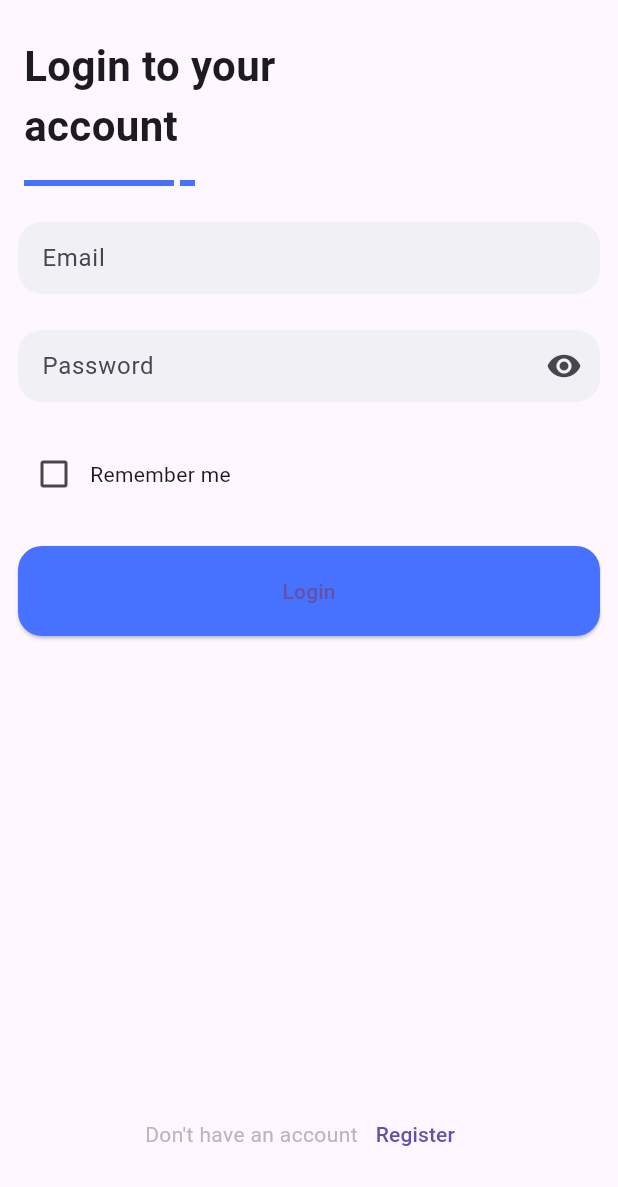
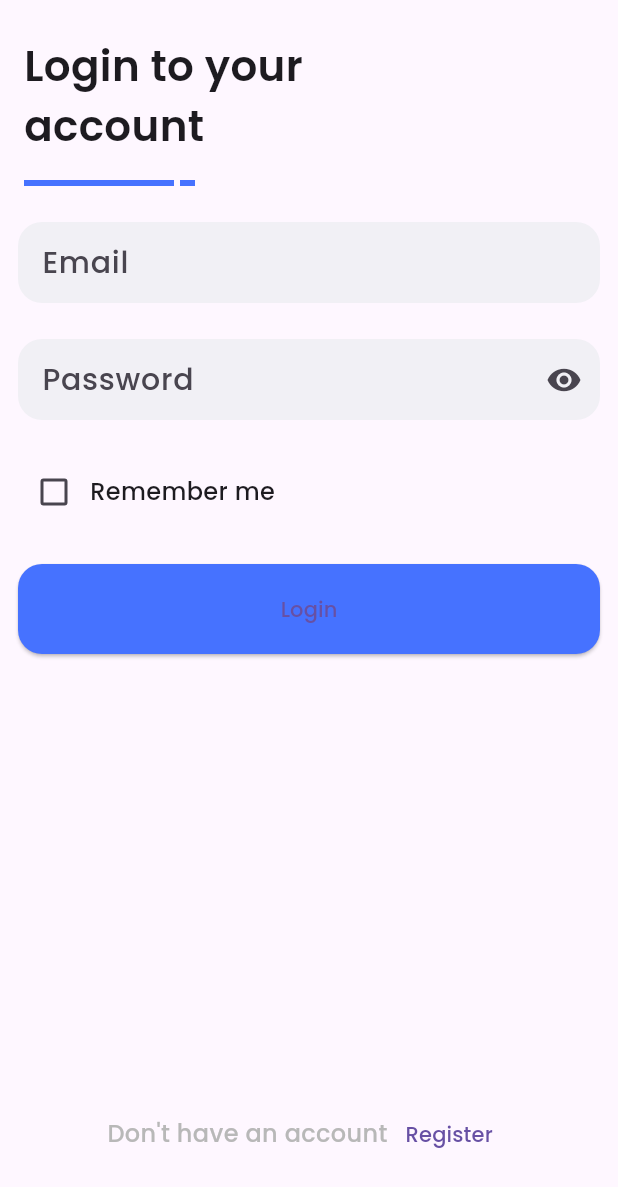
Before and after one commit to equatorCF/loggs, a Flutter app: the screen it shows after launch, on a phone screen of 412 x 824 dp. Shown: the top 1187 px of the screen. Run offline on Flutter 3.47's test engine with Material 3 defaults, Android fonts, the phone set to English and light mode, and no system bars; our stand-ins replace firebase_analytics, firebase_auth, firebase_core, ionicons, video_player; accounts and stored records are empty.

```diff
--- a/lib/main.dart
+++ b/lib/main.dart
@@ -9,6 +9,7 @@ import 'package:flutter/foundation.dart';
 import 'package:flutter/material.dart';
 import 'package:login/firebase_options.dart';
 import 'package:login/pages/home_page.dart';
+import 'package:login/screens/base_screen.dart';
 import 'package:login/screens/featuerd_screen.dart';
 
 import 'pages/login_page.dart';
@@ -42,6 +43,27 @@ class MyApp extends StatelessWidget {
       debugShowCheckedModeBanner: false,
       theme: ThemeData(
         primarySwatch: Colors.blue,
+        fontFamily: 'Poppins',
+        textTheme: const TextTheme(
+          titleLarge: TextStyle(
+            fontSize: 20,
+            color: Colors.white,
+            fontWeight: FontWeight.w500,
+          ),
+          bodyLarge: TextStyle(
+            fontSize: 20,
+            fontWeight: FontWeight.w500,
+          ),
+          bodyMedium: TextStyle(
+            fontSize: 16,
+            fontWeight: FontWeight.w500,
+          ),
+          displayMedium: TextStyle(
+            fontWeight: FontWeight.w700,
+            fontSize: 18,
+            color: Colors.black,
+          ),
+        ),
         elevatedButtonTheme: ElevatedButtonThemeData(
           style: ButtonStyle(
             backgroundColor: MaterialStateProperty.all(mainColor),
@@ -65,7 +87,7 @@ class MyApp extends StatelessWidget {
         '/login': (context) => LoginPage(),
         '/main': (context) => LoginPage(),
         '/register': (context) => RegisterPage(),
-        '/home': (context) => FeaturedScreen(),
+        '/home': (context) => BaseScreen(),
       },
     );
   }
--- a/lib/screens/account_screen.dart
+++ b/lib/screens/account_screen.dart
@@ -53,14 +53,14 @@ class _AccountScreenState extends State<AccountScreen> {
                 width: double.infinity,
                 child: Row(
                   children: [
-                    Image.asset("assets/icons/lenah.jpg",
+                    Image.asset("assets/icons/avatar.png",
                         width: 70, height: 70),
                     const SizedBox(width: 20),
                     const Column(
                       crossAxisAlignment: CrossAxisAlignment.start,
                       children: [
                         Text(
-                          "Uranus Code",
+                          "She Codes",
                           style: TextStyle(
                             fontSize: 18,
                             fontWeight: FontWeight.w500,
@@ -68,7 +68,7 @@ class _AccountScreenState extends State<AccountScreen> {
                         ),
                         SizedBox(height: 10),
                         Text(
-                          "Youtube Channel",
+                          "Student",
                           style: TextStyle(
                             fontSize: 14,
                             color: Colors.grey,
--- a/lib/widget/setting_item.dart
+++ b/lib/widget/setting_item.dart
@@ -1,7 +1,7 @@
 // ignore_for_file: duplicate_import, unused_import, use_key_in_widget_constructors, unused_label, unused_element, empty_statements
 
-import 'package:education_app/widgets/forward_button.dart';
-import 'package:education_app/widgets/forward_button.dart';
+import 'package:login/widget/forward_button.dart';
+import 'package:login/widget/forward_button.dart';
 import 'package:flutter/material.dart';
 import 'package:ionicons/ionicons.dart';
 
```
Also changed, not shown: assets/animations/lmk.json (added, +1 -0 lines), lib/screens/featuerd_screen.dart (+11 -4 lines), lib/screens/logout.dart (added, +34 -0 lines), lib/widget/circle_button.dart (+11 -8 lines), pubspec.yaml (+13 -0 lines), assets/fonts/Poppins/Poppins-Bold.ttf (added), assets/fonts/Poppins/Poppins-Medium.ttf (added), assets/fonts/Poppins/Poppins-SemiBold.ttf (added), 1 other file.
